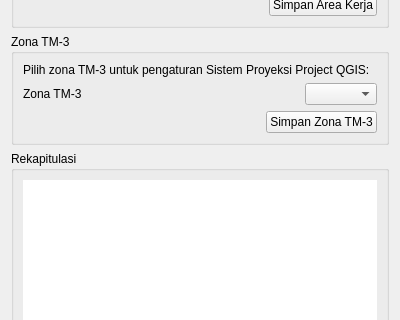
nyanyaon/GeoKKP-GIS, file ui/workpanel/tab_lokasi.ui: the form before one commit; both pictures show x 0 to 400 and y 94 to 414 of the 400 by 517 pixel window.
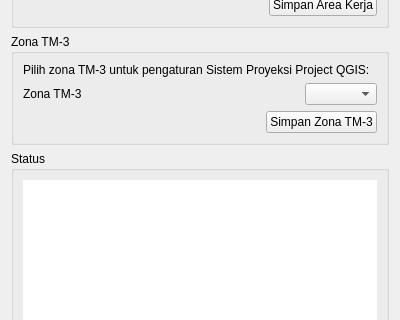
The form after the commit.

The edit to the form file:
```diff
--- a/ui/workpanel/tab_lokasi.ui
+++ b/ui/workpanel/tab_lokasi.ui
@@ -17,7 +17,7 @@
    <item row="3" column="0">
     <widget class="QGroupBox" name="groupBox_3">
      <property name="title">
-      <string>Rekapitulasi</string>
+      <string>Status</string>
      </property>
      <layout class="QGridLayout" name="gridLayout_3">
       <item row="0" column="0">
```
